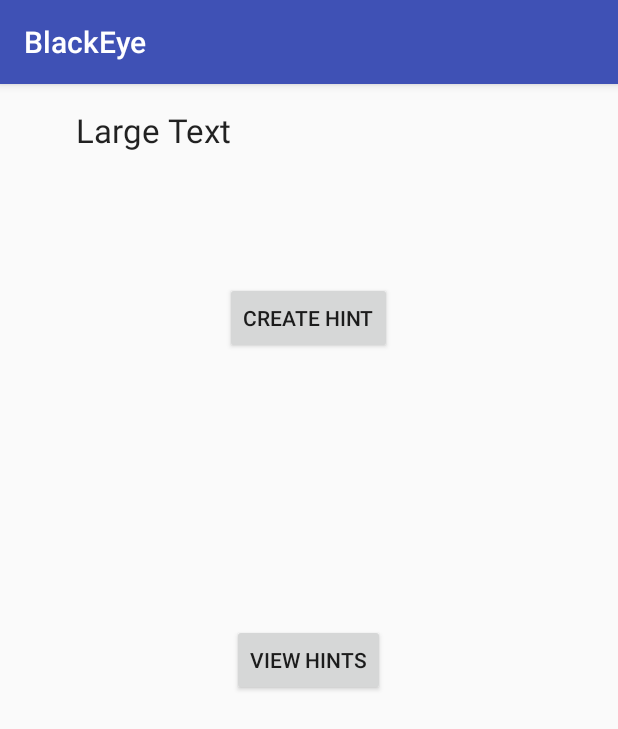
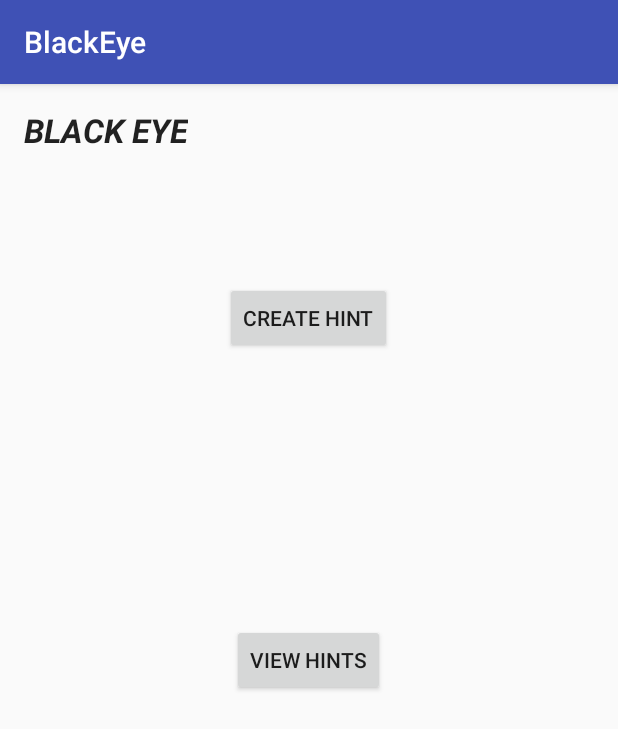
Before and after one commit to kinna884/BlackEye, an Android app: the screen it shows after launch (MainActivity), on a phone screen of 412 x 824 dp. Shown: the top 729 px of the screen. Run offline under Robolectric (Android 15) with nearby library versions, the phone set to English and light mode, and no system bars.

Commit message:
Main Acitivity Layout

```diff
--- a/app/src/main/res/layout/activity_main.xml
+++ b/app/src/main/res/layout/activity_main.xml
@@ -32,9 +32,10 @@
         android:layout_width="wrap_content"
         android:layout_height="wrap_content"
         android:textAppearance="?android:attr/textAppearanceLarge"
-        android:text="Large Text"
+        android:text="BLACK EYE"
         android:id="@+id/textView"
         android:layout_alignParentTop="true"
-        android:layout_toLeftOf="@+id/viewHintsButton"
-        android:layout_toStartOf="@+id/viewHintsButton" />
+        android:layout_alignParentLeft="true"
+        android:layout_alignParentStart="true"
+        android:textStyle="normal|bold|italic" />
 </RelativeLayout>
```
